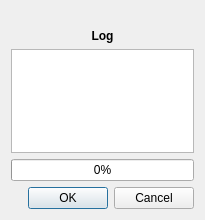
Qt form mediacopier-cli/mediacopier-qt/src/ui/dialog.ui (patrickziegler/mediacopier) before a commit.
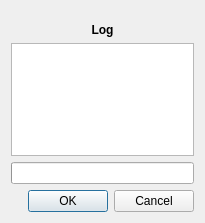
The same form after that commit. Custom widgets are drawn as their Qt base class.

What changed in the file:
```diff
--- a/mediacopier-cli/mediacopier-qt/src/ui/dialog.ui
+++ b/mediacopier-cli/mediacopier-qt/src/ui/dialog.ui
@@ -8,7 +8,7 @@
     <x>0</x>
     <y>0</y>
     <width>205</width>
-    <height>220</height>
+    <height>223</height>
    </rect>
   </property>
   <layout class="QVBoxLayout" name="verticalLayout">
@@ -16,7 +16,22 @@
     <widget class="MediaCopierParam" name="param"/>
    </item>
    <item>
-    <spacer name="logSpacer">
+    <widget class="QWidget" name="logWidget" native="true">
+     <layout class="QVBoxLayout">
+      <property name="leftMargin">
+       <number>0</number>
+      </property>
+      <property name="topMargin">
+       <number>0</number>
+      </property>
+      <property name="rightMargin">
+       <number>0</number>
+      </property>
+      <property name="bottomMargin">
+       <number>0</number>
+      </property>
+      <item>
+       <spacer name="verticalSpacer">
      <property name="orientation">
       <enum>Qt::Vertical</enum>
      </property>
@@ -25,14 +40,14 @@
      </property>
      <property name="sizeHint" stdset="0">
       <size>
-       <width>0</width>
-       <height>12</height>
+          <width>20</width>
+          <height>6</height>
       </size>
      </property>
     </spacer>
    </item>
    <item>
-    <widget class="QLabel" name="logLabel">
+       <widget class="QLabel" name="label">
      <property name="font">
       <font>
        <weight>75</weight>
@@ -61,16 +76,16 @@
      <property name="readOnly">
       <bool>true</bool>
      </property>
-     <property name="backgroundVisible">
-      <bool>false</bool>
-     </property>
     </widget>
    </item>
    <item>
     <widget class="QProgressBar" name="logProgressBar">
-     <property name="value">
-      <number>0</number>
-     </property>
+        <property name="textVisible">
+         <bool>false</bool>
+        </property>
+       </widget>
+      </item>
+     </layout>
     </widget>
    </item>
    <item>
```
Left out of the diff: 3 changed lines with no effect on the pictures. Lines whose indentation alone changed are shown as unchanged.
